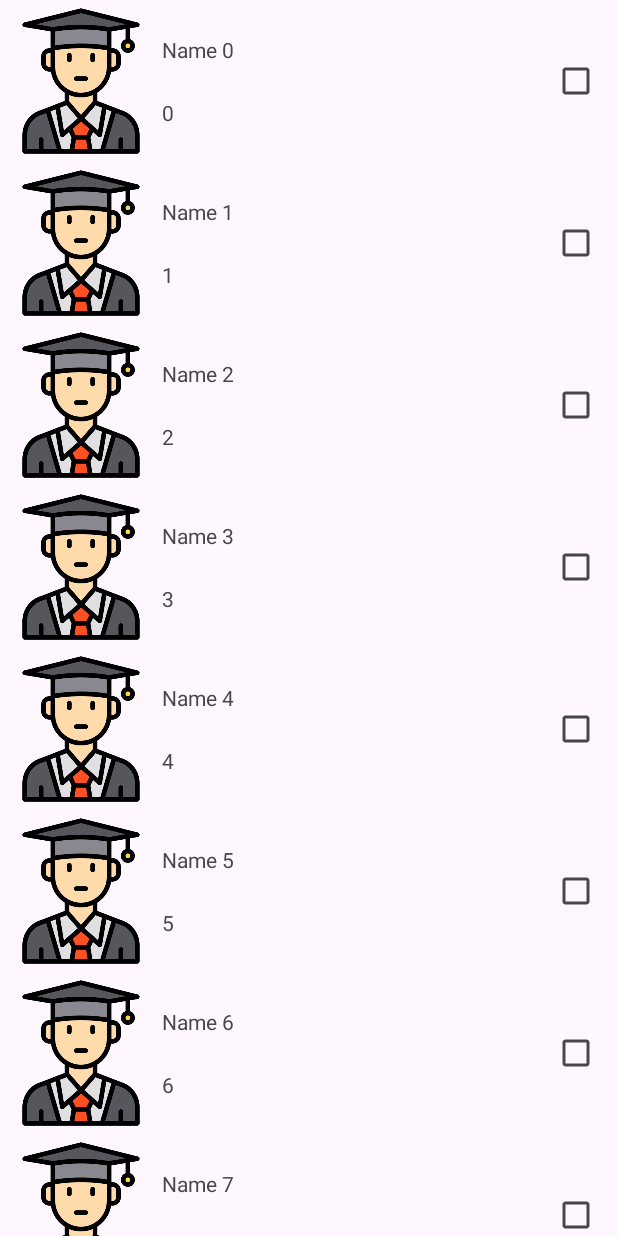
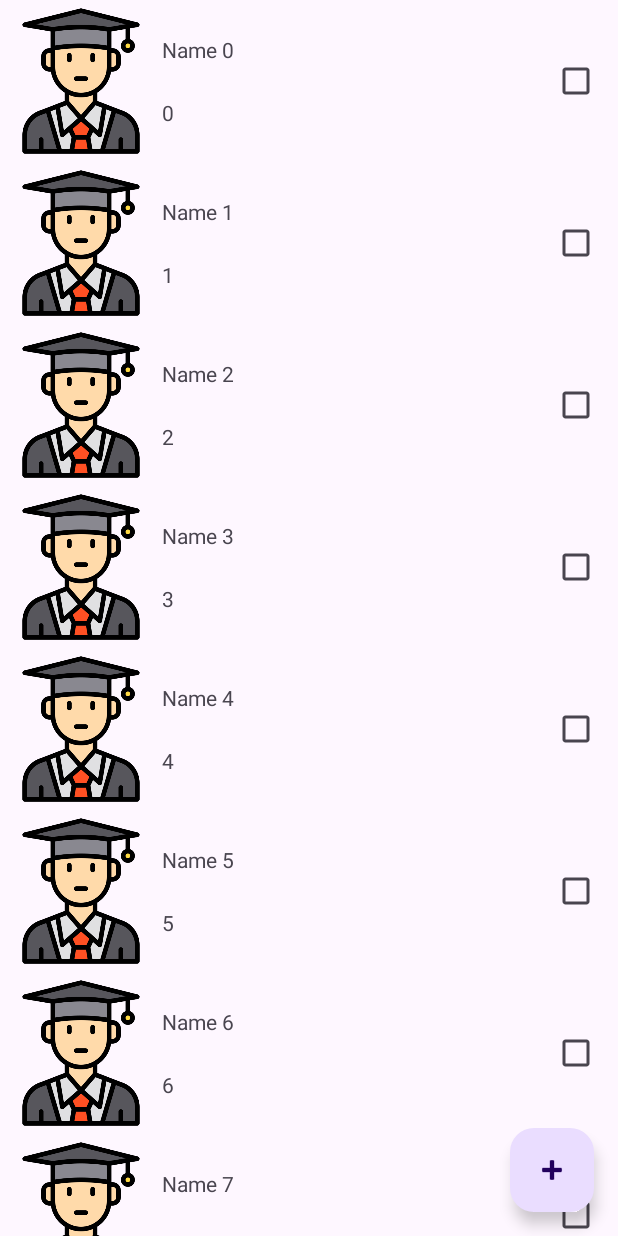
Before and after one commit to Almogel/studentsApp, an Android app: the screen it shows after launch (StudentsRecyclerViewActivity), on a phone screen of 412 x 824 dp. Run offline under Robolectric (Android 15) with nearby library versions, the phone set to English and light mode, and no system bars.

Commit message:
change the add student button

```diff
--- a/app/src/main/java/com/example/studentsapp/StudentsRecyclerViewActivity.kt
+++ b/app/src/main/java/com/example/studentsapp/StudentsRecyclerViewActivity.kt
@@ -1,5 +1,6 @@
 package com.example.studentsapp
 
+import android.content.Intent
 import android.os.Bundle
 import android.util.Log
 import android.view.LayoutInflater
@@ -15,6 +16,7 @@ import androidx.recyclerview.widget.LinearLayoutManager
 import androidx.recyclerview.widget.RecyclerView
 import com.example.studentsapp.model.Model
 import com.example.studentsapp.model.Student
+import com.google.android.material.floatingactionbutton.FloatingActionButton
 
 interface OnItemClickListener {
     fun onItemClick(position: Int)
@@ -35,6 +37,13 @@ class StudentsRecyclerViewActivity : AppCompatActivity() {
             insets
         }
 
+        // Add FloatingActionButton
+        val fab: FloatingActionButton = findViewById(R.id.add_student_fab)
+        fab.setOnClickListener {
+            val intent = Intent(this, AddStudentActivity::class.java)
+            startActivity(intent)
+        }
+
         val recyclerView: RecyclerView = findViewById(R.id.students_recycler_view)
         recyclerView.setHasFixedSize(true)
 
@@ -42,7 +51,7 @@ class StudentsRecyclerViewActivity : AppCompatActivity() {
         recyclerView.layoutManager = layoutManager
 
         val adapter = StudentRecyclerAdapter(students)
-        adapter.listener = object : OnItemClickListener{
+        adapter.listener = object : OnItemClickListener {
             override fun onItemClick(position: Int) {
                 Log.d("TAG", "On click listener on position: $position")
             }
@@ -68,13 +77,10 @@ class StudentsRecyclerViewActivity : AppCompatActivity() {
                     }
                 }
             }
-            itemView.setOnClickListener{
+            itemView.setOnClickListener {
                 listener?.onItemClick(adapterPosition)
             }
-
         }
-
-
 
         fun bind(student: Student?, position: Int) {
             this.student = student
--- a/app/src/main/res/layout/activity_students_recycler_view.xml
+++ b/app/src/main/res/layout/activity_students_recycler_view.xml
@@ -15,5 +15,15 @@
         app:layout_constraintEnd_toEndOf="parent"
         app:layout_constraintStart_toStartOf="parent"
         app:layout_constraintTop_toTopOf="parent" />
+    <com.google.android.material.floatingactionbutton.FloatingActionButton
+        android:id="@+id/add_student_fab"
+        android:layout_width="wrap_content"
+        android:layout_height="wrap_content"
+        android:layout_margin="16dp"
+        android:contentDescription="Add student"
+        app:layout_constraintBottom_toBottomOf="parent"
+        app:layout_constraintEnd_toEndOf="parent"
+        android:text="Add Student"
+        app:srcCompat="@android:drawable/ic_input_add"/>
 
 </androidx.constraintlayout.widget.ConstraintLayout>
```
